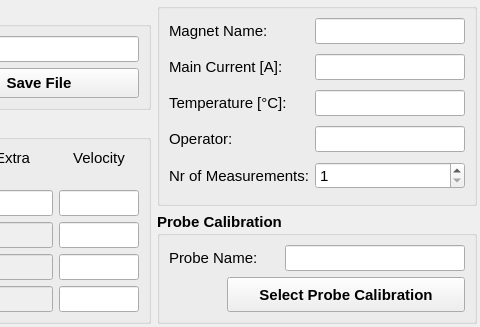
Qt form hallbench/gui/ui/configurationwidget.ui (lnls-ima/hall-bench-control) before a commit; both pictures show x 720 to 1200 and y 0 to 327 of the 1200 by 327 pixel window.
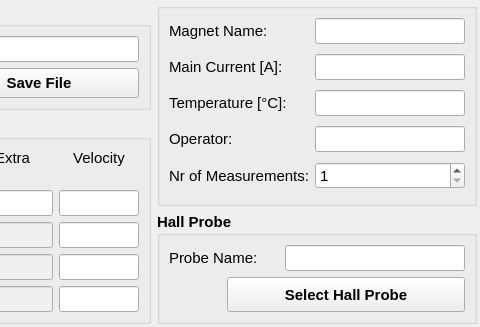
The same form after that commit.

Commit message: Add tables in database and rename calibration classes

Patch:
```diff
--- a/hallbench/gui/ui/configurationwidget.ui
+++ b/hallbench/gui/ui/configurationwidget.ui
@@ -1139,7 +1139,7 @@
       </font>
      </property>
      <property name="title">
-      <string>Probe Calibration</string>
+      <string>Hall Probe</string>
      </property>
      <layout class="QGridLayout" name="gridLayout_4">
       <property name="bottomMargin">
@@ -1220,7 +1220,7 @@
          </size>
         </property>
         <property name="text">
-         <string>Select Probe Calibration</string>
+         <string>Select Hall Probe</string>
         </property>
        </widget>
       </item>
```
Left out of the diff: 2 changed lines with no effect on the pictures. The commit also changes 32 other files.
